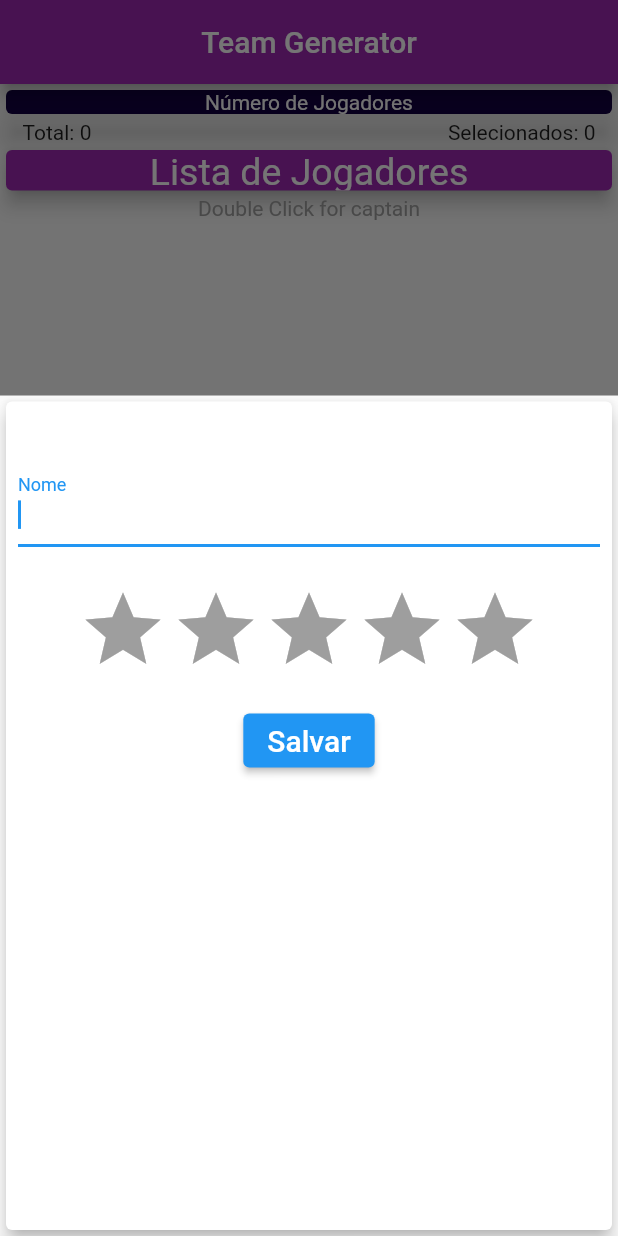
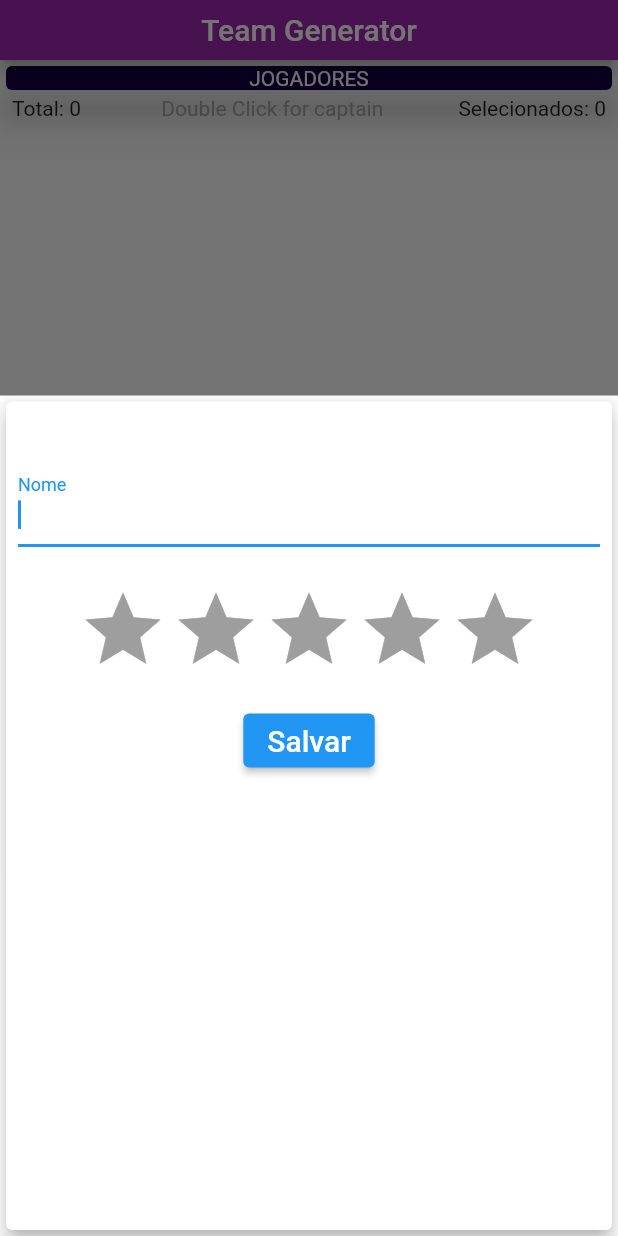
Before and after one commit to rauanteles/TeamApp, a Flutter app: the screen it shows after launch, after a tap on the "person add alt" icon, on a phone screen of 412 x 824 dp. Run offline on Flutter 3.47's test engine with Material 2 defaults, Android fonts, the phone set to English and light mode, and no system bars; drawn by our look-alikes of flutter_rating_bar; our stand-ins replace flutter_slidable.

Commit message:
organização da lista e mudança nas pastas

```diff
--- a/lib/components/pessoa_list.dart
+++ b/lib/components/pessoa_list.dart
@@ -15,14 +15,14 @@ class PessoaList extends StatefulWidget {
 }
 
 class _PessoaListState extends State<PessoaList> {
-  List<Pessoa> pessoas = [];
-  _addPessoa(String nome, double nivel) {
+  static List<Pessoa> pessoas = [];
+  addPessoa(String nome, double nivel) {
     final newPessoa = Pessoa(
       id: Random().nextDouble().toString(),
       nome: nome,
       nivel: nivel,
       coringa: false,
-      serSorteada: false,
+      selecionado: false,
     );
 
     setState(() {
@@ -45,46 +45,52 @@ class _PessoaListState extends State<PessoaList> {
       builder: (_) {
         return FractionallySizedBox(
           heightFactor: 0.68,
-          child: (PessoaForm(_addPessoa, pessoas)),
+          child: (PessoaForm(addPessoa, pessoas)),
         );
       },
     );
   }
 
   bool checkedJoker = false;
-  bool serSorteado = false;
+  bool selecionado = false;
+  bool filterList = false;
+
   int qntSelecionada = 0;
   late String swipeDirection;
   @override
   Widget build(BuildContext context) {
     return Scaffold(
-      appBar: AppBar(
-        title: const Center(child: Text('Team Generator')),
-        backgroundColor: Colors.purple,
-      ),
       body: Column(
         mainAxisAlignment: MainAxisAlignment.start,
         crossAxisAlignment: CrossAxisAlignment.stretch,
         children: <Widget>[
+          //
+          //INFO DAS LISTAS
+          //
+
           const SizedBox(
             width: double.infinity,
             child: Card(
               color: Color.fromARGB(255, 18, 1, 65),
               elevation: 10,
               child: Text(
-                'Número de Jogadores',
+                'JOGADORES',
                 textAlign: TextAlign.center,
                 style: TextStyle(color: Color.fromARGB(255, 255, 255, 255)),
               ),
             ),
           ),
           Padding(
-            padding: const EdgeInsets.only(left: 15, right: 15),
+            padding: const EdgeInsets.only(left: 8, right: 8),
             child: Row(
               mainAxisAlignment: MainAxisAlignment.spaceBetween,
               children: [
                 Text(
                   'Total: ${pessoas.length} ',
+                ),
+                const Text(
+                  'Double Click for captain',
+                  style: TextStyle(color: Colors.grey),
                 ),
                 Text(
                   'Selecionados: $qntSelecionada',
@@ -93,48 +99,29 @@ class _PessoaListState extends State<PessoaList> {
               ],
             ),
           ),
-          const SizedBox(
-            height: 35,
-            width: double.infinity,
-            child: Card(
-              color: Colors.purple,
-              elevation: 5,
-              child: Center(
-                child: Text(
-                  'Lista de Jogadores',
-                  style: TextStyle(color: Colors.white, fontSize: 25),
-                ),
-              ),
-            ),
-          ),
-          const Center(
-            child: Text(
-              'Double Click for captain',
-              textAlign: TextAlign.start,
-              style: TextStyle(color: Colors.grey),
-            ),
-          ),
+
+          //INICIO DA LISTA
+
           Expanded(
             child: ListView.builder(
-              itemCount: pessoas.length,
+              itemCount: (filterList ? listarOrdenado() : pessoas).length,
               itemBuilder: (_, int index) {
-                Pessoa c = pessoas[index];
+                Pessoa c = (filterList ? listarOrdenado() : pessoas)[index];
                 return cardModel(c);
               },
             ),
           )
         ],
       ),
-      //
-      //
-      //
-      // NAVEGATION BAR
-      //
+
+      // NAV BAR
+      //BOTÃO RANDOM
       floatingActionButton: FloatingActionButton(
         onPressed: () {},
         backgroundColor: Colors.blue,
         child: const Icon(Icons.shuffle),
       ),
+      //BOTOES SECUNDARIOS
       floatingActionButtonLocation: FloatingActionButtonLocation.centerDocked,
       bottomNavigationBar: BottomAppBar(
         color: Colors.purple,
@@ -146,7 +133,7 @@ class _PessoaListState extends State<PessoaList> {
           children: <Widget>[
             IconButton(
                 icon: const Icon(
-                  Icons.menu,
+                  Icons.search,
                   color: Colors.white,
                 ),
                 onPressed: () {}),
@@ -165,10 +152,13 @@ class _PessoaListState extends State<PessoaList> {
             ),
             IconButton(
                 icon: const Icon(
-                  Icons.favorite_outline,
+                  Icons.filter_list_rounded,
                   color: Colors.white,
                 ),
-                onPressed: () {}),
+                onPressed: () {
+                  filterList = !filterList;
+                  setState(() {});
+                }),
           ],
         ),
       ),
@@ -192,7 +182,7 @@ class _PessoaListState extends State<PessoaList> {
             SlidableAction(
               onPressed: ((context) {
                 _removePessoa(cd.id!);
-                cd.serSorteada ? qntSelecionada-- : null;
+                cd.selecionado ? qntSelecionada-- : null;
               }),
               backgroundColor: const Color(0xFFFE4A49),
               foregroundColor: Colors.white,
@@ -257,12 +247,12 @@ class _PessoaListState extends State<PessoaList> {
 
             trailing: InkWell(
               onTap: () {
-                cd.serSorteada = !cd.serSorteada;
-                cd.serSorteada ? qntSelecionada++ : qntSelecionada--;
+                cd.selecionado = !cd.selecionado;
+                cd.selecionado ? qntSelecionada++ : qntSelecionada--;
                 setState(() {});
               },
               child: Builder(builder: (context) {
-                if (cd.serSorteada) {
+                if (cd.selecionado) {
                   return Icon(
                     Icons.check_circle,
                     color: cd.coringa ? Colors.white : Colors.black,
@@ -280,4 +270,12 @@ class _PessoaListState extends State<PessoaList> {
       ),
     );
   }
+
+  //ORDENA QUEM TA MARCADO PARA CIMA
+  //
+  List<Pessoa> listarOrdenado() {
+    pessoas
+        .sort((a, b) => a.selecionado ? 0 : 1.compareTo(b.selecionado ? 0 : 1));
+    return pessoas;
+  }
 }
--- a/lib/main.dart
+++ b/lib/main.dart
@@ -22,6 +22,15 @@ class MyHomePage extends StatefulWidget {
 class _MyHomePageState extends State<MyHomePage> {
   @override
   Widget build(BuildContext context) {
-    return const PessoaList();
+    return Scaffold(
+      appBar: PreferredSize(
+        preferredSize: const Size.fromHeight(40.0),
+        child: AppBar(
+          title: const Center(child: Text('Team Generator')),
+          backgroundColor: Colors.purple,
+        ),
+      ),
+      body: const PessoaList(),
+    );
   }
 }
--- a/lib/models/pessoa.dart
+++ b/lib/models/pessoa.dart
@@ -3,13 +3,13 @@ class Pessoa {
   final String? nome;
   double? nivel;
   bool coringa;
-  bool serSorteada;
+  bool selecionado;
 
   Pessoa({
     required this.id,
     required this.nome,
     required this.nivel,
     required this.coringa,
-    required this.serSorteada,
+    required this.selecionado,
   });
 }
```
Also changed, not shown: 2 other files.
